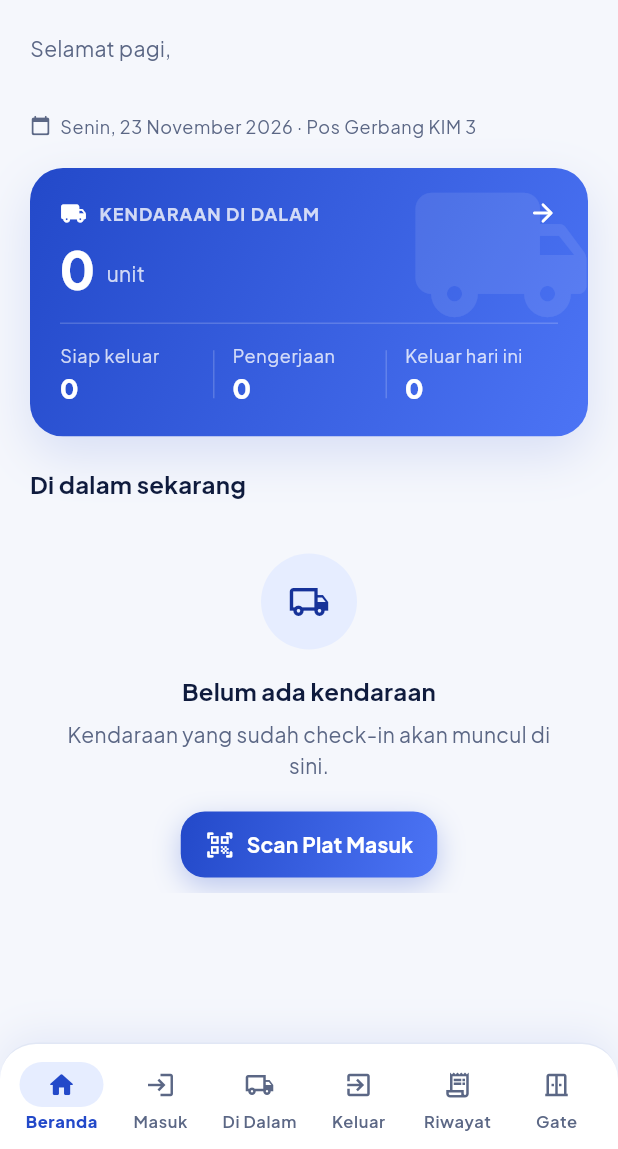
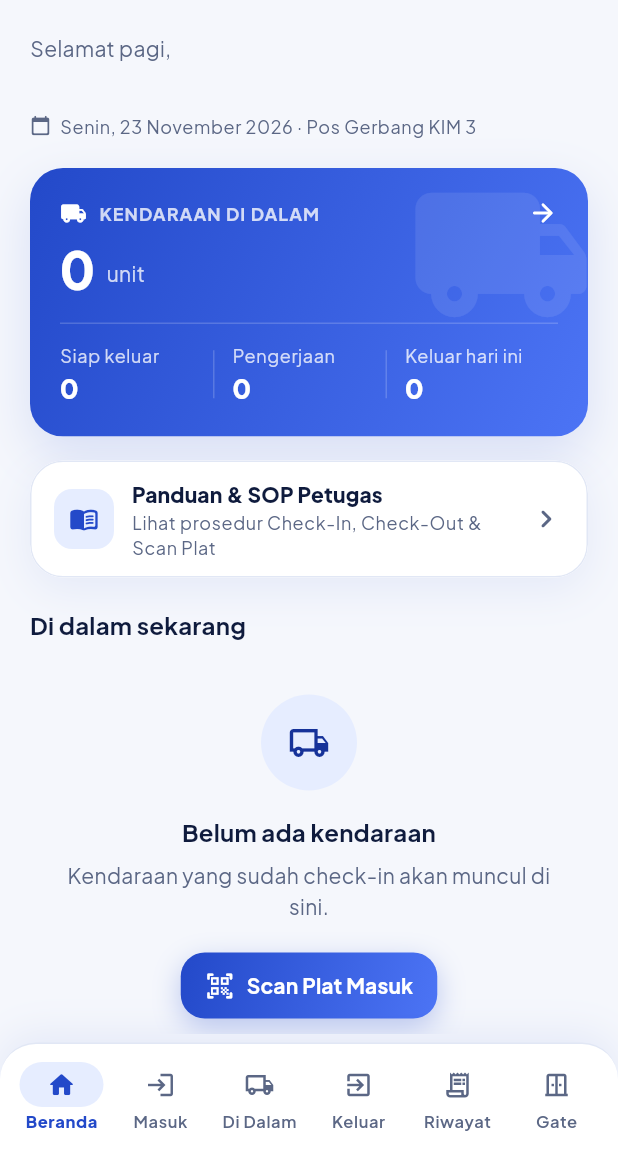
Before and after one commit to awand795/app-security-mastertruck, a Flutter app: the HomeNavView screen opened directly, on a phone screen of 412 x 824 dp, the part 87-1236 px from its top. Run offline on Flutter 3.47's test engine with Material 3 defaults, Android fonts, the phone set to English and light mode, and no system bars; our stand-ins replace camera, geolocator, google_fonts, image_picker, qr_flutter, shared_preferences and 1 more; missing offline and left inert: google_mlkit_text_recognition, tflite_flutter; accounts and stored records are empty; network calls fail.

Commit message:
feat(panduan): tambah Panduan & SOP berbasis HTML/iframe dan hapus fitur iklan

```diff
--- /dev/null
+++ b/lib/models/panduan_apk_model.dart
@@ -0,0 +1,38 @@
+class PanduanApkItem {
+  final int id;
+  final String kode;
+  final String judul;
+  final String kategori;
+  final String kontenHtml;
+  final int urutan;
+  final bool isActive;
+
+  const PanduanApkItem({
+    required this.id,
+    required this.kode,
+    required this.judul,
+    this.kategori = 'SOP',
+    required this.kontenHtml,
+    this.urutan = 0,
+    this.isActive = true,
+  });
+
+  factory PanduanApkItem.fromJson(Map<String, dynamic> json) {
+    int parseInt(dynamic v, int fallback) {
+      if (v == null) return fallback;
+      if (v is int) return v;
+      if (v is num) return v.toInt();
+      return int.tryParse(v.toString()) ?? fallback;
+    }
+
+    return PanduanApkItem(
+      id: parseInt(json['id'], 0),
+      kode: (json['kode'] ?? '').toString().trim(),
+      judul: (json['judul'] ?? '').toString().trim(),
+      kategori: (json['kategori'] ?? 'SOP').toString().trim().toUpperCase(),
+      kontenHtml: (json['konten_html'] ?? '').toString(),
+      urutan: parseInt(json['urutan'], 0),
+      isActive: json['is_active'] != false && json['is_active'] != 0,
+    );
+  }
+}
--- a/lib/views/beranda_view.dart
+++ b/lib/views/beranda_view.dart
@@ -7,6 +7,7 @@ import '../models/memo_keluar_model.dart';
 import '../services/api_service.dart';
 import '../services/auth_service.dart';
 import '../widgets/app_widgets.dart';
+import 'panduan_sop_view.dart';
 
 /// Data yang sudah tersedia dari ApiService untuk ringkasan Beranda.
 typedef BerandaData = ({List<ActiveVehicle> active, List<MemoKeluar> exited});
@@ -167,6 +168,56 @@ class _BerandaViewState extends State<BerandaView> {
                   progressCount: progressCount,
                   exitedToday: exitedToday,
                   onTap: () => widget.onOpenTab(2),
+                ),
+                const SizedBox(height: AppSpacing.md),
+                AppCard(
+                  onTap: () {
+                    Navigator.of(context).push(
+                      MaterialPageRoute(builder: (_) => const PanduanSopView()),
+                    );
+                  },
+                  padding: const EdgeInsets.symmetric(
+                    horizontal: AppSpacing.md,
+                    vertical: AppSpacing.sm,
+                  ),
+                  child: Row(
+                    children: [
+                      Container(
+                        width: 40,
+                        height: 40,
+                        decoration: BoxDecoration(
+                          color: Theme.of(context).colorScheme.primaryContainer,
+                          borderRadius: BorderRadius.circular(AppRadius.sm),
+                        ),
+                        child: Icon(
+                          Icons.menu_book_rounded,
+                          color: Theme.of(context).colorScheme.primary,
+                          size: 20,
+                        ),
+                      ),
+                      const SizedBox(width: AppSpacing.sm),
+                      Expanded(
+                        child: Column(
+                          crossAxisAlignment: CrossAxisAlignment.start,
+                          children: [
+                            Text(
+                              'Panduan & SOP Petugas',
+                              style: Theme.of(context).textTheme.titleSmall
+                                  ?.copyWith(fontWeight: FontWeight.w800),
+                            ),
+                            Text(
+                              'Lihat prosedur Check-In, Check-Out & Scan Plat',
+                              style: Theme.of(context).textTheme.bodySmall,
+                            ),
+                          ],
+                        ),
+                      ),
+                      Icon(
+                        Icons.chevron_right_rounded,
+                        color: Theme.of(context).colorScheme.onSurfaceVariant,
+                      ),
+                    ],
+                  ),
                 ),
                 const SizedBox(height: AppSpacing.lg),
                 SectionHeader(
--- a/lib/views/gate_select_view.dart
+++ b/lib/views/gate_select_view.dart
@@ -69,9 +69,9 @@ class _GateSelectViewState extends State<GateSelectView> {
     if (!mounted) return;
     if (_embedded) {
       setState(() => _saving = false);
-      ScaffoldMessenger.of(context).showSnackBar(
-        SnackBar(content: Text('Gate aktif: ${gate.namaGate}')),
-      );
+      ScaffoldMessenger.of(
+        context,
+      ).showSnackBar(SnackBar(content: Text('Gate aktif: ${gate.namaGate}')));
     } else if (_switching) {
       Navigator.of(context).pop(true);
     } else {
--- a/lib/views/home_nav_view.dart
+++ b/lib/views/home_nav_view.dart
@@ -16,6 +16,7 @@ import 'gate_select_view.dart';
 import 'check_in_view.dart';
 import 'check_out_view.dart';
 import 'login_view.dart';
+import 'panduan_sop_view.dart';
 import 'today_exit_view.dart';
 
 class HomeNavView extends StatefulWidget {
@@ -189,11 +190,18 @@ class _HomeNavViewState extends State<HomeNavView> with WidgetsBindingObserver {
       useSafeArea: true,
       builder: (sheetContext) => ProfileSheet(
         session: session,
+        onOpenPanduan: () => Navigator.of(sheetContext).pop('panduan'),
         onLogout: () => Navigator.of(sheetContext).pop('logout'),
       ),
     );
 
-    if (!mounted || action != 'logout') return;
+    if (!mounted) return;
+    if (action == 'panduan') {
+      await Navigator.of(context)
+          .push(MaterialPageRoute(builder: (_) => const PanduanSopView()));
+      return;
+    }
+    if (action != 'logout') return;
     await _confirmLogout();
   }
 
--- a/pubspec.yaml
+++ b/pubspec.yaml
@@ -22,6 +22,7 @@ dependencies:
   tflite_flutter: ^0.12.1
   path_provider: ^2.1.6
   geolocator: ^13.0.2
+  webview_flutter: ^4.10.0
 
 dev_dependencies:
   flutter_test:
```
Also changed, not shown: lib/services/api_service.dart (+28 -0 lines), lib/views/panduan_sop_view.dart (added, +224 -0 lines), lib/widgets/html_iframe_box.dart (added, +126 -0 lines), lib/widgets/profile_sheet.dart (+11 -0 lines), pubspec.lock, 1 other file.
